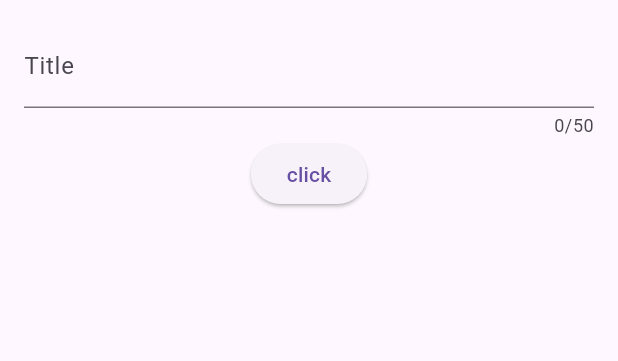
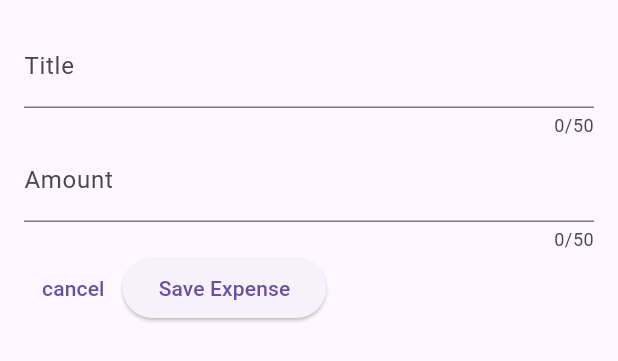
Before and after one commit to yassineelhoubi/expenses_app, a Flutter app: the NewExpense widget shown alone on an empty page, opened directly, on a phone screen of 412 x 824 dp. Shown: the top 361 px of the screen. Run offline on Flutter 3.47's test engine with Material 3 defaults, Android fonts, the phone set to English and light mode, and no system bars.

Commit message:
add amount field and handle close popup

```diff
--- a/lib/widgets/new_expense.dart
+++ b/lib/widgets/new_expense.dart
@@ -11,10 +11,12 @@ class NewExpense extends StatefulWidget {
 
 class _NewExpenseState extends State<NewExpense> {
   final _titleController = TextEditingController();
+  final _amountController = TextEditingController();
 
   @override
   void dispose() {
     _titleController.dispose();
+    _amountController.dispose();
     super.dispose();
   }
 
@@ -33,9 +35,28 @@ class _NewExpenseState extends State<NewExpense> {
                 label: Text("Title"),
               ),
             ),
-            ElevatedButton(
-                onPressed: () => print(_titleController.text),
-                child: Text("click"))
+            TextField(
+              controller: _amountController,
+              maxLength: 50,
+              keyboardType: TextInputType.number,
+              decoration: const InputDecoration(
+                prefixText: "\$ ",
+                label: Text("Amount"),
+              ),
+            ),
+            Row(
+              children: [
+                TextButton(
+                    onPressed: () => Navigator.pop(context),
+                    child: const Text("cancel")),
+                ElevatedButton(
+                    onPressed: () {
+                      print(_titleController.text);
+                      print(_amountController.text);
+                    },
+                    child: const Text("Save Expense")),
+              ],
+            )
           ],
         ),
       ),
```
Also changed, not shown: 1 other file.
